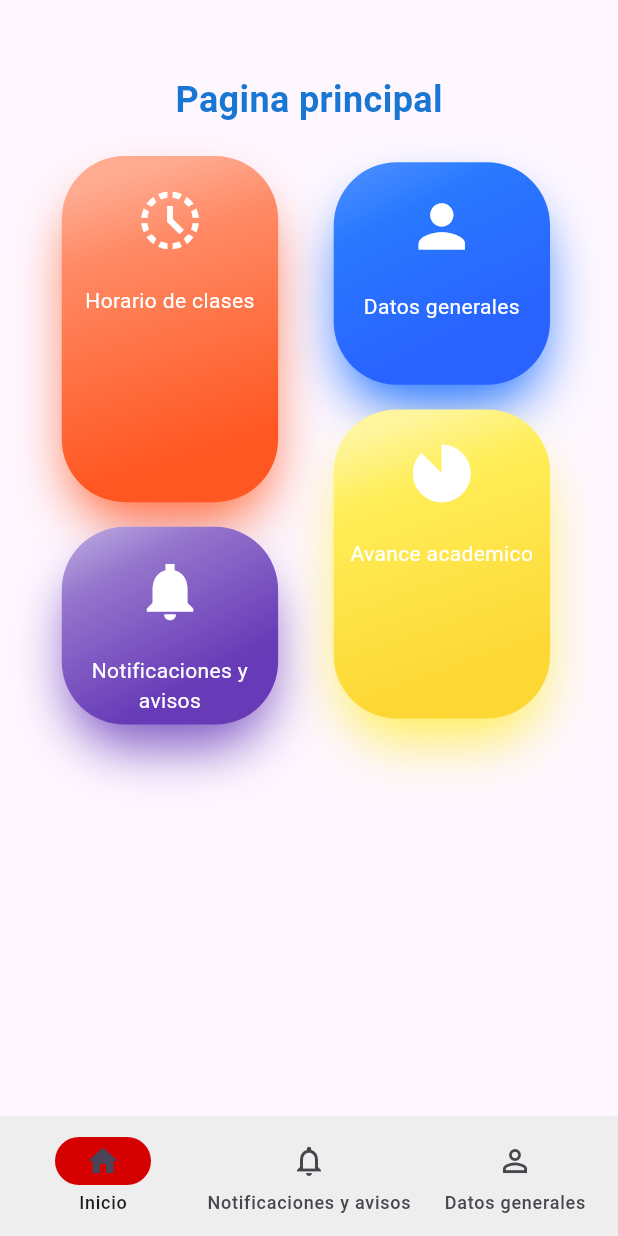
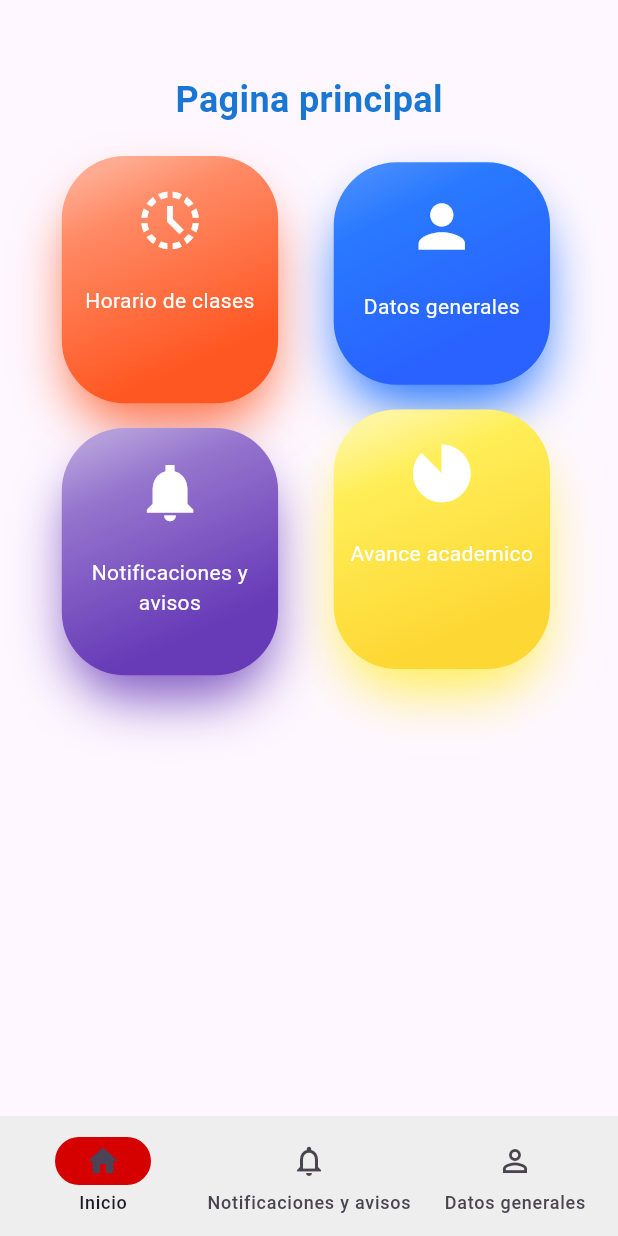
Before and after one commit to REV09/siabenv_ss, a Flutter app: the PrincipalPage screen opened directly, on a phone screen of 412 x 824 dp. Run offline on Flutter 3.47's test engine with Material 2 defaults, Android fonts, the phone set to English and light mode, and no system bars.

Commit message:
landscape home

```diff
--- a/lib/src/pages/home_page.dart
+++ b/lib/src/pages/home_page.dart
@@ -130,7 +130,37 @@ class _HomePage extends State<HomePage> {
     );
 
     return Center(
-      child: Column(
+      child: OrientationBuilder(
+        builder: (context, orientation) => orientation == Orientation.portrait
+            ? portraitView(
+                responsive,
+                titleStyle,
+                decoration,
+                decorationButton2,
+                decorationButton3,
+                decorationButton4,
+              )
+            : landscapeView(
+                responsive,
+                titleStyle,
+                decoration,
+                decorationButton2,
+                decorationButton3,
+                decorationButton4,
+              ),
+      ),
+    );
+  }
+
+  Column portraitView(
+    Responsive responsive,
+    TextStyle titleStyle,
+    BoxDecoration decoration,
+    BoxDecoration decorationButton2,
+    BoxDecoration decorationButton3,
+    BoxDecoration decorationButton4,
+  ) {
+    return Column(
       children: [
         SizedBox(
           height: responsive.hp(6),
@@ -151,7 +181,7 @@ class _HomePage extends State<HomePage> {
               children: <Widget>[
                 OptionButton(
                   width: responsive.wp(35),
-                    height: responsive.hp(28),
+                  height: responsive.hp(20),
                   icon: Icons.history_toggle_off_outlined,
                   iconSize: responsive.dp(5),
                   textButton: "Horario de clases",
@@ -162,7 +192,7 @@ class _HomePage extends State<HomePage> {
                 ),
                 OptionButton(
                   width: responsive.wp(35),
-                    height: responsive.hp(16),
+                  height: responsive.hp(20),
                   icon: Icons.notifications_sharp,
                   iconSize: responsive.dp(5),
                   textButton: "Notificaciones y avisos",
@@ -188,6 +218,85 @@ class _HomePage extends State<HomePage> {
                 ),
                 OptionButton(
                   width: responsive.wp(35),
+                  height: responsive.hp(21),
+                  icon: Icons.incomplete_circle,
+                  iconSize: responsive.dp(5),
+                  textButton: "Avance academico",
+                  boxDecoration: decorationButton4,
+                ),
+              ],
+            ),
+          ],
+        ),
+      ],
+    );
+  }
+
+  Widget landscapeView(
+    Responsive responsive,
+    TextStyle titleStyle,
+    BoxDecoration decoration,
+    BoxDecoration decorationButton2,
+    BoxDecoration decorationButton3,
+    BoxDecoration decorationButton4,
+  ) {
+    return SingleChildScrollView(
+      child: Column(
+        children: [
+          SizedBox(
+            height: responsive.hp(6),
+          ),
+          Text(
+            "Pagina principal",
+            style: titleStyle,
+          ),
+          SizedBox(
+            height: responsive.hp(2.5),
+          ),
+          Row(
+            mainAxisAlignment: MainAxisAlignment.center,
+            children: <Widget>[
+              Column(
+                children: <Widget>[
+                  OptionButton(
+                    width: responsive.wp(30),
+                    height: responsive.hp(28),
+                    icon: Icons.history_toggle_off_outlined,
+                    iconSize: responsive.dp(5),
+                    textButton: "Horario de clases",
+                    boxDecoration: decoration,
+                  ),
+                  SizedBox(
+                    height: responsive.hp(8),
+                  ),
+                  OptionButton(
+                    width: responsive.wp(30),
+                    height: responsive.hp(30),
+                    icon: Icons.notifications_sharp,
+                    iconSize: responsive.dp(5),
+                    textButton: "Notificaciones y avisos",
+                    boxDecoration: decorationButton2,
+                  ),
+                ],
+              ),
+              SizedBox(
+                width: responsive.hp(9),
+              ),
+              Column(
+                children: <Widget>[
+                  OptionButton(
+                    width: responsive.wp(28),
+                    height: responsive.hp(26),
+                    icon: Icons.person,
+                    iconSize: responsive.dp(5),
+                    textButton: "Datos generales",
+                    boxDecoration: decorationButton3,
+                  ),
+                  SizedBox(
+                    height: responsive.hp(8),
+                  ),
+                  OptionButton(
+                    width: responsive.wp(28),
                     height: responsive.hp(25),
                     icon: Icons.incomplete_circle,
                     iconSize: responsive.dp(5),
--- a/lib/src/pages/principal_page.dart
+++ b/lib/src/pages/principal_page.dart
@@ -134,7 +134,7 @@ class _PrincipalPage extends State<PrincipalPage> {
                 SizedBox(height: responsive.hp(1)),
                 SizedBox(
                   width: responsive.wp(90),
-                  height: responsive.hp(56),
+                  height: responsive.hp(67),
                   child: GeneralInformationCard(
                     titles: personalInformationTitles,
                     information: personalInformationData,
@@ -152,7 +152,7 @@ class _PrincipalPage extends State<PrincipalPage> {
                 SizedBox(height: responsive.hp(1)),
                 SizedBox(
                   width: responsive.wp(90),
-                  height: responsive.hp(40),
+                  height: responsive.hp(47),
                   child: GeneralInformationCard(
                     titles: academicInformationTitles,
                     information: academicInformationData,
```
Lines whose indentation alone changed are shown as unchanged.
